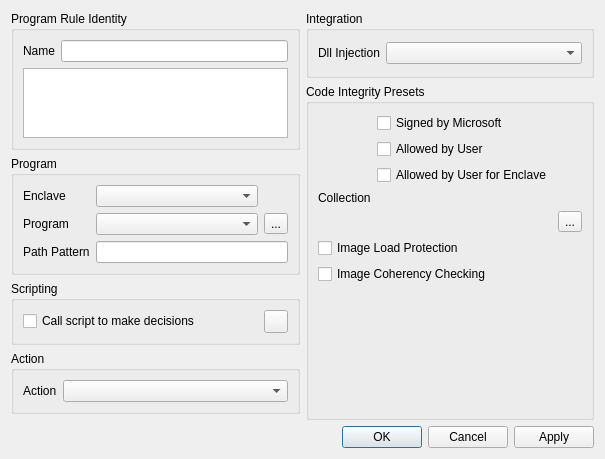
Qt form MajorPrivacy/Forms/ProgramRuleWnd.ui (xanasoft/MajorPrivacy) before a commit.
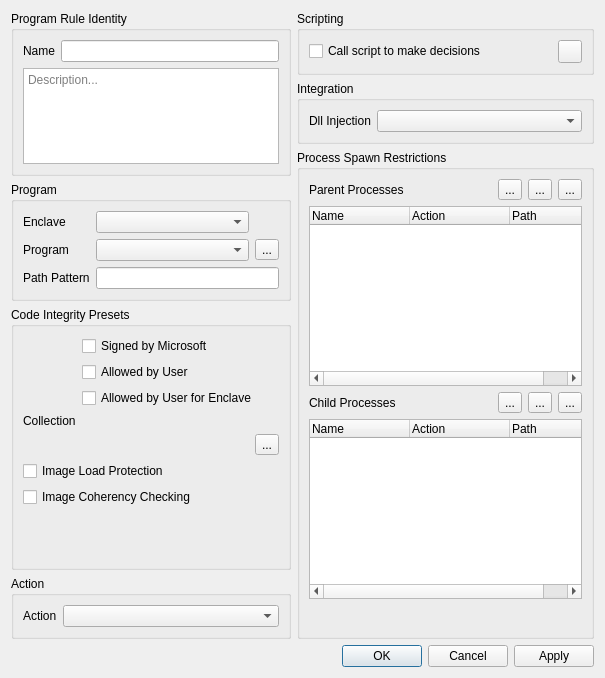
The same form after that commit.

```diff
--- a/MajorPrivacy/Forms/ProgramRuleWnd.ui
+++ b/MajorPrivacy/Forms/ProgramRuleWnd.ui
@@ -7,14 +7,157 @@
     <x>0</x>
     <y>0</y>
     <width>605</width>
-    <height>428</height>
+    <height>678</height>
    </rect>
   </property>
   <property name="windowTitle">
    <string>Form</string>
   </property>
   <layout class="QGridLayout" name="gridLayout">
-   <item row="1" column="1" rowspan="6">
+   <item row="0" column="0">
+    <layout class="QVBoxLayout" name="verticalLayout">
+     <item>
+      <widget class="QGroupBox" name="groupBox">
+       <property name="sizePolicy">
+        <sizepolicy hsizetype="Preferred" vsizetype="Maximum">
+         <horstretch>0</horstretch>
+         <verstretch>0</verstretch>
+        </sizepolicy>
+       </property>
+       <property name="title">
+        <string>Program Rule Identity</string>
+       </property>
+       <layout class="QGridLayout" name="gridLayout_2">
+        <item row="0" column="0">
+         <widget class="QLabel" name="label">
+          <property name="sizePolicy">
+           <sizepolicy hsizetype="Maximum" vsizetype="Preferred">
+            <horstretch>0</horstretch>
+            <verstretch>0</verstretch>
+           </sizepolicy>
+          </property>
+          <property name="text">
+           <string>Name</string>
+          </property>
+         </widget>
+        </item>
+        <item row="0" column="1">
+         <widget class="QLineEdit" name="txtName">
+          <property name="sizePolicy">
+           <sizepolicy hsizetype="Preferred" vsizetype="Fixed">
+            <horstretch>0</horstretch>
+            <verstretch>0</verstretch>
+           </sizepolicy>
+          </property>
+         </widget>
+        </item>
+        <item row="1" column="0" colspan="2">
+         <widget class="QPlainTextEdit" name="txtInfo">
+          <property name="sizePolicy">
+           <sizepolicy hsizetype="Preferred" vsizetype="Expanding">
+            <horstretch>0</horstretch>
+            <verstretch>0</verstretch>
+           </sizepolicy>
+          </property>
+          <property name="maximumSize">
+           <size>
+            <width>16777215</width>
+            <height>96</height>
+           </size>
+          </property>
+          <property name="placeholderText">
+           <string>Description...</string>
+          </property>
+         </widget>
+        </item>
+       </layout>
+      </widget>
+     </item>
+     <item>
+      <widget class="QGroupBox" name="groupBox_3">
+       <property name="sizePolicy">
+        <sizepolicy hsizetype="Preferred" vsizetype="Maximum">
+         <horstretch>0</horstretch>
+         <verstretch>0</verstretch>
+        </sizepolicy>
+       </property>
+       <property name="title">
+        <string>Program</string>
+       </property>
+       <layout class="QGridLayout" name="gridLayout_4">
+        <item row="1" column="2">
+         <widget class="QToolButton" name="btnProg">
+          <property name="text">
+           <string>...</string>
+          </property>
+         </widget>
+        </item>
+        <item row="1" column="1">
+         <widget class="QComboBox" name="cmbProgram">
+          <property name="sizePolicy">
+           <sizepolicy hsizetype="Ignored" vsizetype="Fixed">
+            <horstretch>0</horstretch>
+            <verstretch>0</verstretch>
+           </sizepolicy>
+          </property>
+         </widget>
+        </item>
+        <item row="2" column="1" colspan="2">
+         <widget class="QLineEdit" name="txtProgPath">
+          <property name="enabled">
+           <bool>true</bool>
+          </property>
+          <property name="sizePolicy">
+           <sizepolicy hsizetype="Preferred" vsizetype="Fixed">
+            <horstretch>0</horstretch>
+            <verstretch>0</verstretch>
+           </sizepolicy>
+          </property>
+          <property name="readOnly">
+           <bool>false</bool>
+          </property>
+         </widget>
+        </item>
+        <item row="2" column="0">
+         <widget class="QLabel" name="label_6">
+          <property name="sizePolicy">
+           <sizepolicy hsizetype="Maximum" vsizetype="Preferred">
+            <horstretch>0</horstretch>
+            <verstretch>0</verstretch>
+           </sizepolicy>
+          </property>
+          <property name="text">
+           <string>Path Pattern</string>
+          </property>
+         </widget>
+        </item>
+        <item row="1" column="0">
+         <widget class="QLabel" name="label_2">
+          <property name="sizePolicy">
+           <sizepolicy hsizetype="Maximum" vsizetype="Preferred">
+            <horstretch>0</horstretch>
+            <verstretch>0</verstretch>
+           </sizepolicy>
+          </property>
+          <property name="text">
+           <string>Program</string>
+          </property>
+         </widget>
+        </item>
+        <item row="0" column="0">
+         <widget class="QLabel" name="label_5">
+          <property name="text">
+           <string>Enclave</string>
+          </property>
+         </widget>
+        </item>
+        <item row="0" column="1">
+         <widget class="QComboBox" name="cmbEnclave"/>
+        </item>
+       </layout>
+      </widget>
+     </item>
+     <item>
     <widget class="QGroupBox" name="groupBox_5">
      <property name="sizePolicy">
       <sizepolicy hsizetype="Preferred" vsizetype="Preferred">
@@ -103,7 +246,7 @@
      </layout>
     </widget>
    </item>
-   <item row="4" column="0">
+     <item>
     <widget class="QGroupBox" name="groupBox_4">
      <property name="sizePolicy">
       <sizepolicy hsizetype="Preferred" vsizetype="Maximum">
@@ -134,7 +277,11 @@
      </layout>
     </widget>
    </item>
-   <item row="3" column="0">
+    </layout>
+   </item>
+   <item row="0" column="1">
+    <layout class="QVBoxLayout" name="verticalLayout_2">
+     <item>
     <widget class="QGroupBox" name="groupBox_6">
      <property name="sizePolicy">
       <sizepolicy hsizetype="Preferred" vsizetype="Maximum">
@@ -163,111 +310,7 @@
      </layout>
     </widget>
    </item>
-   <item row="6" column="0">
-    <spacer name="verticalSpacer">
-     <property name="orientation">
-      <enum>Qt::Orientation::Vertical</enum>
-     </property>
-     <property name="sizeHint" stdset="0">
-      <size>
-       <width>20</width>
-       <height>40</height>
-      </size>
-     </property>
-    </spacer>
-   </item>
-   <item row="7" column="0" colspan="2">
-    <widget class="QDialogButtonBox" name="buttonBox">
-     <property name="standardButtons">
-      <set>QDialogButtonBox::StandardButton::Apply|QDialogButtonBox::StandardButton::Cancel|QDialogButtonBox::StandardButton::Ok</set>
-     </property>
-    </widget>
-   </item>
-   <item row="2" column="0">
-    <widget class="QGroupBox" name="groupBox_3">
-     <property name="sizePolicy">
-      <sizepolicy hsizetype="Preferred" vsizetype="Maximum">
-       <horstretch>0</horstretch>
-       <verstretch>0</verstretch>
-      </sizepolicy>
-     </property>
-     <property name="title">
-      <string>Program</string>
-     </property>
-     <layout class="QGridLayout" name="gridLayout_4">
-      <item row="1" column="2">
-       <widget class="QToolButton" name="btnProg">
-        <property name="text">
-         <string>...</string>
-        </property>
-       </widget>
-      </item>
-      <item row="1" column="1">
-       <widget class="QComboBox" name="cmbProgram">
-        <property name="sizePolicy">
-         <sizepolicy hsizetype="Ignored" vsizetype="Fixed">
-          <horstretch>0</horstretch>
-          <verstretch>0</verstretch>
-         </sizepolicy>
-        </property>
-       </widget>
-      </item>
-      <item row="2" column="1" colspan="2">
-       <widget class="QLineEdit" name="txtProgPath">
-        <property name="enabled">
-         <bool>true</bool>
-        </property>
-        <property name="sizePolicy">
-         <sizepolicy hsizetype="Preferred" vsizetype="Fixed">
-          <horstretch>0</horstretch>
-          <verstretch>0</verstretch>
-         </sizepolicy>
-        </property>
-        <property name="readOnly">
-         <bool>false</bool>
-        </property>
-       </widget>
-      </item>
-      <item row="2" column="0">
-       <widget class="QLabel" name="label_6">
-        <property name="sizePolicy">
-         <sizepolicy hsizetype="Maximum" vsizetype="Preferred">
-          <horstretch>0</horstretch>
-          <verstretch>0</verstretch>
-         </sizepolicy>
-        </property>
-        <property name="text">
-         <string>Path Pattern</string>
-        </property>
-       </widget>
-      </item>
-      <item row="1" column="0">
-       <widget class="QLabel" name="label_2">
-        <property name="sizePolicy">
-         <sizepolicy hsizetype="Maximum" vsizetype="Preferred">
-          <horstretch>0</horstretch>
-          <verstretch>0</verstretch>
-         </sizepolicy>
-        </property>
-        <property name="text">
-         <string>Program</string>
-        </property>
-       </widget>
-      </item>
-      <item row="0" column="0">
-       <widget class="QLabel" name="label_5">
-        <property name="text">
-         <string>Enclave</string>
-        </property>
-       </widget>
-      </item>
-      <item row="0" column="1">
-       <widget class="QComboBox" name="cmbEnclave"/>
-      </item>
-     </layout>
-    </widget>
-   </item>
-   <item row="0" column="1">
+     <item>
     <widget class="QGroupBox" name="groupBox_2">
      <property name="title">
       <string>Integration</string>
@@ -292,58 +335,179 @@
      </layout>
     </widget>
    </item>
-   <item row="0" column="0" rowspan="2">
-    <widget class="QGroupBox" name="groupBox">
-     <property name="sizePolicy">
-      <sizepolicy hsizetype="Preferred" vsizetype="Maximum">
-       <horstretch>0</horstretch>
-       <verstretch>0</verstretch>
-      </sizepolicy>
-     </property>
+     <item>
+      <widget class="QGroupBox" name="groupBox_7">
      <property name="title">
-      <string>Program Rule Identity</string>
-     </property>
-     <layout class="QGridLayout" name="gridLayout_2">
-      <item row="0" column="0">
-       <widget class="QLabel" name="label">
-        <property name="sizePolicy">
-         <sizepolicy hsizetype="Maximum" vsizetype="Preferred">
-          <horstretch>0</horstretch>
-          <verstretch>0</verstretch>
-         </sizepolicy>
+        <string>Process Spawn Restrictions</string>
+       </property>
+       <layout class="QGridLayout" name="gridLayout_7">
+        <item row="2" column="8">
+         <widget class="QToolButton" name="btnDelChild">
+          <property name="toolTip">
+           <string>Remove child process</string>
         </property>
         <property name="text">
+           <string>...</string>
+          </property>
+         </widget>
+        </item>
+        <item row="4" column="4">
+         <spacer name="verticalSpacer_3">
+          <property name="orientation">
+           <enum>Qt::Orientation::Vertical</enum>
+          </property>
+          <property name="sizeHint" stdset="0">
+           <size>
+            <width>20</width>
+            <height>40</height>
+           </size>
+          </property>
+         </spacer>
+        </item>
+        <item row="1" column="4" colspan="5">
+         <widget class="QTreeWidget" name="treeParents">
+          <column>
+           <property name="text">
          <string>Name</string>
         </property>
-       </widget>
-      </item>
-      <item row="0" column="1">
-       <widget class="QLineEdit" name="txtName">
-        <property name="sizePolicy">
-         <sizepolicy hsizetype="Preferred" vsizetype="Fixed">
-          <horstretch>0</horstretch>
-          <verstretch>0</verstretch>
-         </sizepolicy>
-        </property>
-       </widget>
-      </item>
-      <item row="1" column="0" colspan="2">
-       <widget class="QPlainTextEdit" name="txtInfo">
-        <property name="sizePolicy">
-         <sizepolicy hsizetype="Preferred" vsizetype="Expanding">
-          <horstretch>0</horstretch>
-          <verstretch>0</verstretch>
-         </sizepolicy>
-        </property>
-        <property name="maximumSize">
+          </column>
+          <column>
+           <property name="text">
+            <string>Action</string>
+           </property>
+          </column>
+          <column>
+           <property name="text">
+            <string>Path</string>
+           </property>
+          </column>
+         </widget>
+        </item>
+        <item row="0" column="4">
+         <widget class="QLabel" name="label_4">
+          <property name="toolTip">
+           <string>CAUTION: When no block entries are set the default becomes block</string>
+          </property>
+          <property name="text">
+           <string>Parent Processes</string>
+          </property>
+         </widget>
+        </item>
+        <item row="0" column="5">
+         <spacer name="horizontalSpacer">
+          <property name="orientation">
+           <enum>Qt::Orientation::Horizontal</enum>
+          </property>
+          <property name="sizeHint" stdset="0">
          <size>
-          <width>16777215</width>
-          <height>96</height>
-         </size>
-        </property>
-       </widget>
-      </item>
-     </layout>
+            <width>40</width>
+            <height>20</height>
+           </size>
+          </property>
+         </spacer>
+        </item>
+        <item row="2" column="5">
+         <spacer name="horizontalSpacer_2">
+          <property name="orientation">
+           <enum>Qt::Orientation::Horizontal</enum>
+          </property>
+          <property name="sizeHint" stdset="0">
+           <size>
+            <width>40</width>
+            <height>20</height>
+           </size>
+          </property>
+         </spacer>
+        </item>
+        <item row="0" column="8">
+         <widget class="QToolButton" name="btnDelParent">
+          <property name="toolTip">
+           <string>Remove parrent process</string>
+          </property>
+          <property name="text">
+           <string>...</string>
+          </property>
+         </widget>
+        </item>
+        <item row="0" column="6">
+         <widget class="QToolButton" name="btnAddParentAllow">
+          <property name="toolTip">
+           <string>Add allowed parrent process</string>
+          </property>
+          <property name="text">
+           <string>...</string>
+          </property>
+         </widget>
+        </item>
+        <item row="3" column="4" colspan="5">
+         <widget class="QTreeWidget" name="treeChildren">
+          <column>
+           <property name="text">
+            <string>Name</string>
+           </property>
+          </column>
+          <column>
+           <property name="text">
+            <string>Action</string>
+           </property>
+          </column>
+          <column>
+           <property name="text">
+            <string>Path</string>
+           </property>
+          </column>
+         </widget>
+        </item>
+        <item row="2" column="6">
+         <widget class="QToolButton" name="btnAddChildAllow">
+          <property name="toolTip">
+           <string>Add allowed child process</string>
+          </property>
+          <property name="text">
+           <string>...</string>
+          </property>
+         </widget>
+        </item>
+        <item row="2" column="4">
+         <widget class="QLabel" name="label_9">
+          <property name="toolTip">
+           <string>CAUTION: When no block entries are set the default becomes block</string>
+          </property>
+          <property name="text">
+           <string>Child Processes</string>
+          </property>
+         </widget>
+        </item>
+        <item row="0" column="7">
+         <widget class="QToolButton" name="btnAddParentBlock">
+          <property name="toolTip">
+           <string>Add blocked parrent process</string>
+          </property>
+          <property name="text">
+           <string>...</string>
+          </property>
+         </widget>
+        </item>
+        <item row="2" column="7">
+         <widget class="QToolButton" name="btnAddChildBlock">
+          <property name="toolTip">
+           <string>Add blocked child process</string>
+          </property>
+          <property name="text">
+           <string>...</string>
+          </property>
+         </widget>
+        </item>
+       </layout>
+      </widget>
+     </item>
+    </layout>
+   </item>
+   <item row="10" column="0" colspan="2">
+    <widget class="QDialogButtonBox" name="buttonBox">
+     <property name="standardButtons">
+      <set>QDialogButtonBox::StandardButton::Apply|QDialogButtonBox::StandardButton::Cancel|QDialogButtonBox::StandardButton::Ok</set>
+     </property>
     </widget>
    </item>
   </layout>
```
Left out of the diff: 84 changed lines with no effect on the pictures. Lines whose indentation alone changed are shown as unchanged.
